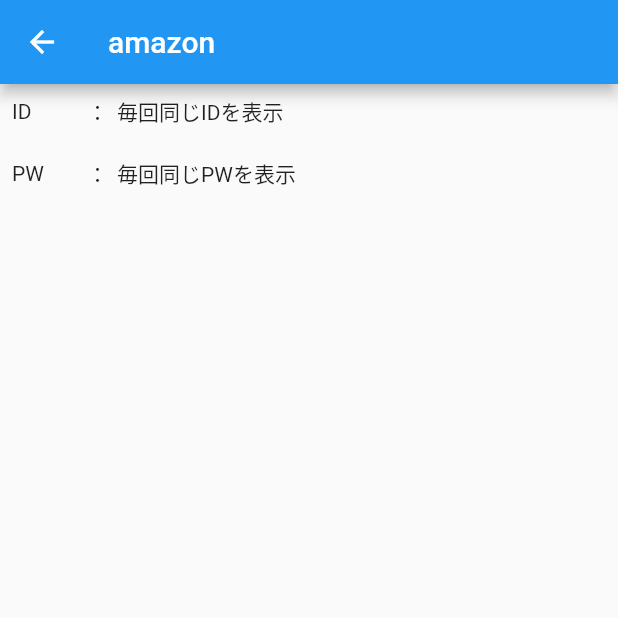
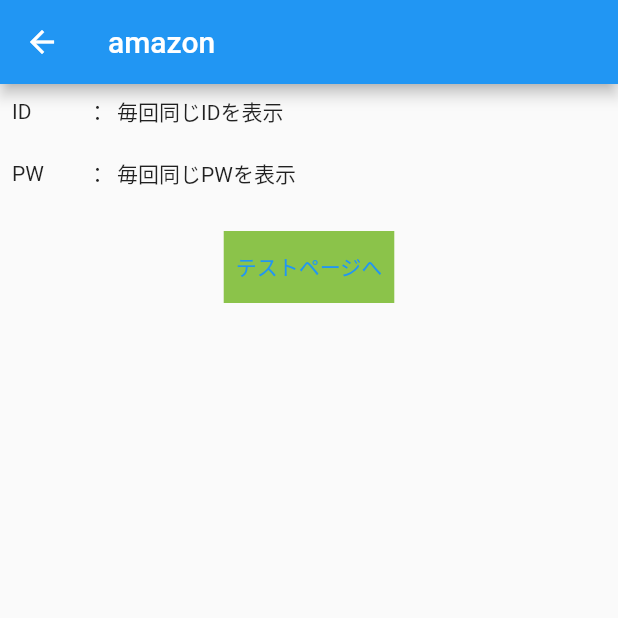
Before and after one commit to takumi-I621/takumi-I621, a Flutter app: the screen it shows after launch, after a tap on "amazon", on a phone screen of 412 x 824 dp, the top half of it. Run offline on Flutter 3.47's test engine with Material 2 defaults, Android fonts, the phone set to English and light mode, and no system bars.

Commit message:
テストページ作成

```diff
--- a/lib/main.dart
+++ b/lib/main.dart
@@ -84,5 +84,5 @@ class _MyHomePageState extends State<MyHomePage> {
 }
 
 
-//memo 頭大文字はウィジェット
+//Memo 頭大文字はウィジェット
 //memo 頭小文字はプロパティ
--- a/lib/next_page.dart
+++ b/lib/next_page.dart
@@ -21,7 +21,10 @@ class _NextPageState extends State<NextPage> {
       appBar: AppBar(
         title: Text(widget.title),//widget.をつけると↑で定義しているtitle変数を使えるようになる。
       ),
-      body: Padding(
+      body: Column(
+        //crossAxisAlignment: CrossAxisAlignment.start,
+        children:[
+        Padding(
           padding: const EdgeInsets.all(8.0),
           child: Column(//Columnウィジェットのchildrenプロパティでウィジェットを縦に表示する
             crossAxisAlignment: CrossAxisAlignment.start,
@@ -56,6 +59,22 @@ class _NextPageState extends State<NextPage> {
           ],
         ),
       ),
+          Padding(padding: EdgeInsets.all(10)),
+          Container(
+            //width: 100,
+            child: TextButton(
+              onPressed: (){
+                //ボタン押下時の処理
+                Navigator.push(context, MaterialPageRoute(builder: (context) => TestPage()));
+              },
+              child: Text('テストページへ'),
+            ),
+            color: Colors.lightGreen,
+
+          ),
+    ],
+    ),
+
     );
   }
 }
```
Also changed, not shown: lib/test_page.dart (+19 -2 lines). Lines whose indentation alone changed are shown as unchanged.
